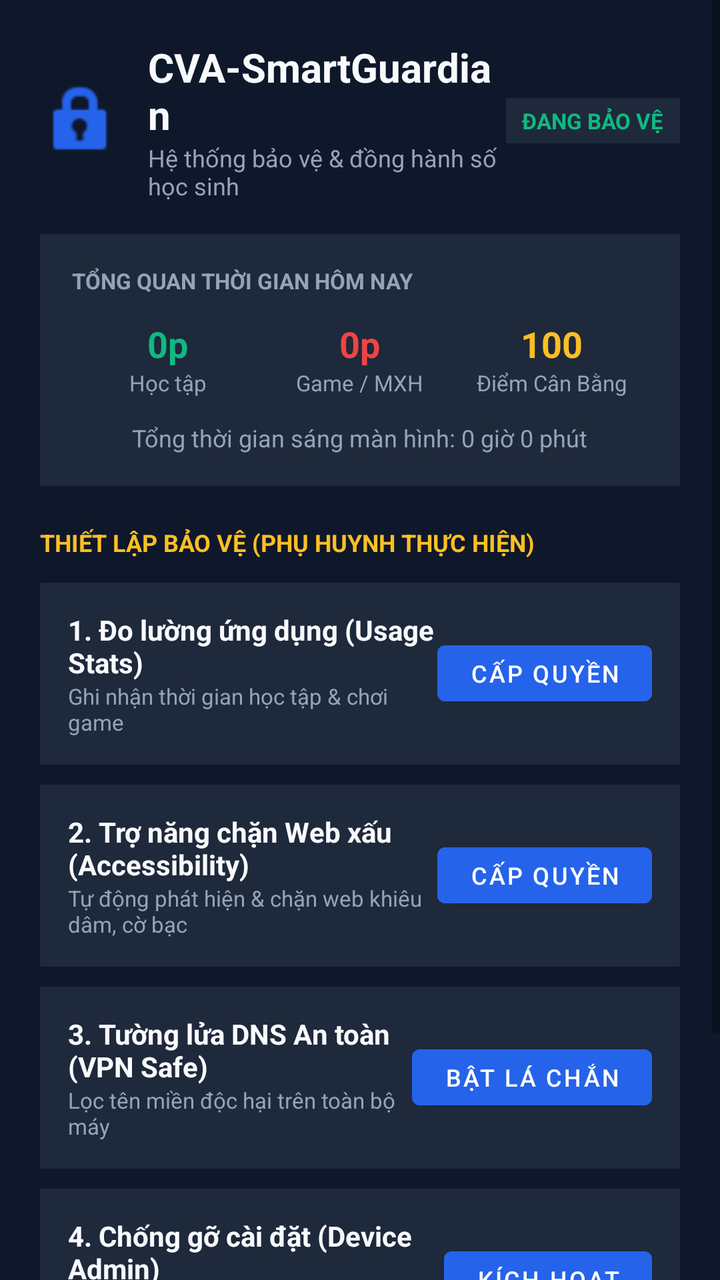
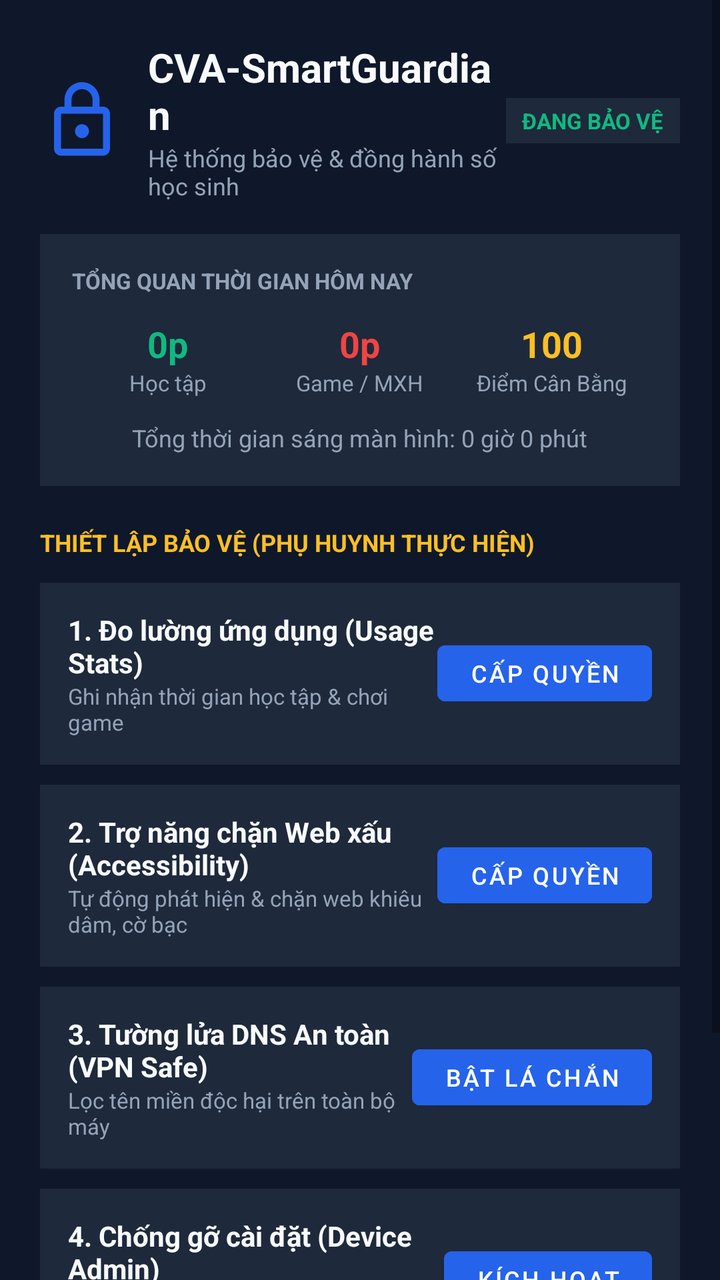

Two renders of the same Android screen: before a commit and after it. Below are the layout's source before the change and the commit's diff.
<!-- AndroidManifest.xml: application theme Theme.Material3.DayNight.NoActionBar -->
<!-- res/layout/activity_main.xml -->
<?xml version="1.0" encoding="utf-8"?>
<ScrollView xmlns:android="http://schemas.android.com/apk/res/android"
    android:layout_width="match_parent"
    android:layout_height="match_parent"
    android:background="@color/background"
    android:fillViewport="true">

    <LinearLayout
        android:layout_width="match_parent"
        android:layout_height="wrap_content"
        android:orientation="vertical"
        android:padding="20dp">

        
        <LinearLayout
            android:layout_width="match_parent"
            android:layout_height="wrap_content"
            android:orientation="horizontal"
            android:gravity="center_vertical"
            android:layout_marginBottom="16dp">

            <ImageView
                android:layout_width="42dp"
                android:layout_height="42dp"
                android:src="@android:drawable/ic_lock_idle_lock"
                android:tint="@color/primary"
                android:contentDescription="Logo"
                android:layout_marginEnd="12dp" />

            <LinearLayout
                android:layout_width="0dp"
                android:layout_height="wrap_content"
                android:layout_weight="1"
                android:orientation="vertical">

                <TextView
                    android:layout_width="wrap_content"
                    android:layout_height="wrap_content"
                    android:text="CVA-SmartGuardian"
                    android:textColor="@color/text_main"
                    android:textSize="20sp"
                    android:textStyle="bold" />

                <TextView
                    android:layout_width="wrap_content"
                    android:layout_height="wrap_content"
                    android:text="Hệ thống bảo vệ &amp; đồng hành số học sinh"
                    android:textColor="@color/text_muted"
                    android:textSize="12sp" />
            </LinearLayout>

            <TextView
                android:id="@+id/tvLiveStatusBadge"
                android:layout_width="wrap_content"
                android:layout_height="wrap_content"
                android:text="ĐANG BẢO VỆ"
                android:textColor="@color/success"
                android:textSize="11sp"
                android:textStyle="bold"
                android:background="@color/surface"
                android:paddingLeft="8dp"
                android:paddingRight="8dp"
                android:paddingTop="4dp"
                android:paddingBottom="4dp" />
        </LinearLayout>

        
        <LinearLayout
            android:layout_width="match_parent"
            android:layout_height="wrap_content"
            android:orientation="vertical"
            android:background="@color/surface"
            android:padding="16dp"
            android:layout_marginBottom="20dp">

            <TextView
                android:layout_width="wrap_content"
                android:layout_height="wrap_content"
                android:text="TỔNG QUAN THỜI GIAN HÔM NAY"
                android:textColor="@color/text_muted"
                android:textSize="11sp"
                android:textStyle="bold"
                android:layout_marginBottom="12dp" />

            <LinearLayout
                android:layout_width="match_parent"
                android:layout_height="wrap_content"
                android:orientation="horizontal"
                android:weightSum="3"
                android:layout_marginBottom="12dp">

                <LinearLayout
                    android:layout_width="0dp"
                    android:layout_height="wrap_content"
                    android:layout_weight="1"
                    android:orientation="vertical"
                    android:gravity="center">

                    <TextView
                        android:id="@+id/tvStudyTime"
                        android:layout_width="wrap_content"
                        android:layout_height="wrap_content"
                        android:text="0p"
                        android:textColor="@color/success"
                        android:textSize="18sp"
                        android:textStyle="bold" />

                    <TextView
                        android:layout_width="wrap_content"
                        android:layout_height="wrap_content"
                        android:text="Học tập"
                        android:textColor="@color/text_muted"
                        android:textSize="11sp" />
                </LinearLayout>

                <LinearLayout
                    android:layout_width="0dp"
                    android:layout_height="wrap_content"
                    android:layout_weight="1"
                    android:orientation="vertical"
                    android:gravity="center">

                    <TextView
                        android:id="@+id/tvGameTime"
                        android:layout_width="wrap_content"
                        android:layout_height="wrap_content"
                        android:text="0p"
                        android:textColor="@color/danger"
                        android:textSize="18sp"
                        android:textStyle="bold" />

                    <TextView
                        android:layout_width="wrap_content"
                        android:layout_height="wrap_content"
                        android:text="Game / MXH"
                        android:textColor="@color/text_muted"
                        android:textSize="11sp" />
                </LinearLayout>

                <LinearLayout
                    android:layout_width="0dp"
                    android:layout_height="wrap_content"
                    android:layout_weight="1"
                    android:orientation="vertical"
                    android:gravity="center">

                    <TextView
                        android:id="@+id/tvBalanceScore"
                        android:layout_width="wrap_content"
                        android:layout_height="wrap_content"
                        android:text="100"
                        android:textColor="@color/accent_gold"
                        android:textSize="18sp"
                        android:textStyle="bold" />

                    <TextView
                        android:layout_width="wrap_content"
                        android:layout_height="wrap_content"
                        android:text="Điểm Cân Bằng"
                        android:textColor="@color/text_muted"
                        android:textSize="11sp" />
                </LinearLayout>
            </LinearLayout>

            <TextView
                android:id="@+id/tvTotalScreenTime"
                android:layout_width="wrap_content"
                android:layout_height="wrap_content"
                android:text="Tổng thời gian sáng màn hình: 0 giờ 0 phút"
                android:textColor="@color/text_muted"
                android:textSize="12sp"
                android:layout_gravity="center_horizontal" />
        </LinearLayout>

        
        <TextView
            android:layout_width="wrap_content"
            android:layout_height="wrap_content"
            android:text="THIẾT LẬP BẢO VỆ (PHỤ HUYNH THỰC HIỆN)"
            android:textColor="@color/accent_gold"
            android:textSize="12sp"
            android:textStyle="bold"
            android:layout_marginBottom="12dp" />

        
        <LinearLayout
            android:layout_width="match_parent"
            android:layout_height="wrap_content"
            android:orientation="horizontal"
            android:gravity="center_vertical"
            android:background="@color/surface"
            android:padding="14dp"
            android:layout_marginBottom="10dp">

            <LinearLayout
                android:layout_width="0dp"
                android:layout_height="wrap_content"
                android:layout_weight="1"
                android:orientation="vertical">

                <TextView
                    android:layout_width="wrap_content"
                    android:layout_height="wrap_content"
                    android:text="1. Đo lường ứng dụng (Usage Stats)"
                    android:textColor="@color/text_main"
                    android:textSize="14sp"
                    android:textStyle="bold" />

                <TextView
                    android:layout_width="wrap_content"
                    android:layout_height="wrap_content"
                    android:text="Ghi nhận thời gian học tập &amp; chơi game"
                    android:textColor="@color/text_muted"
                    android:textSize="11sp" />
            </LinearLayout>

            <Button
                android:id="@+id/btnPermissionUsage"
                android:layout_width="wrap_content"
                android:layout_height="40dp"
                android:text="Cấp Quyền"
                android:textColor="@color/on_primary"
                android:backgroundTint="@color/primary"
                android:textSize="12sp" />
        </LinearLayout>

        
        <LinearLayout
            android:layout_width="match_parent"
            android:layout_height="wrap_content"
            android:orientation="horizontal"
            android:gravity="center_vertical"
            android:background="@color/surface"
            android:padding="14dp"
            android:layout_marginBottom="10dp">

            <LinearLayout
                android:layout_width="0dp"
                android:layout_height="wrap_content"
                android:layout_weight="1"
                android:orientation="vertical">

                <TextView
                    android:layout_width="wrap_content"
                    android:layout_height="wrap_content"
                    android:text="2. Trợ năng chặn Web xấu (Accessibility)"
                    android:textColor="@color/text_main"
                    android:textSize="14sp"
                    android:textStyle="bold" />

                <TextView
                    android:layout_width="wrap_content"
                    android:layout_height="wrap_content"
                    android:text="Tự động phát hiện &amp; chặn web khiêu dâm, cờ bạc"
                    android:textColor="@color/text_muted"
                    android:textSize="11sp" />
            </LinearLayout>

            <Button
                android:id="@+id/btnPermissionAccessibility"
                android:layout_width="wrap_content"
                android:layout_height="40dp"
                android:text="Cấp Quyền"
                android:textColor="@color/on_primary"
                android:backgroundTint="@color/primary"
                android:textSize="12sp" />
        </LinearLayout>

        
        <LinearLayout
            android:layout_width="match_parent"
            android:layout_height="wrap_content"
            android:orientation="horizontal"
            android:gravity="center_vertical"
            android:background="@color/surface"
            android:padding="14dp"
            android:layout_marginBottom="10dp">

            <LinearLayout
                android:layout_width="0dp"
                android:layout_height="wrap_content"
                android:layout_weight="1"
                android:orientation="vertical">

                <TextView
                    android:layout_width="wrap_content"
                    android:layout_height="wrap_content"
                    android:text="3. Tường lửa DNS An toàn (VPN Safe)"
                    android:textColor="@color/text_main"
                    android:textSize="14sp"
                    android:textStyle="bold" />

                <TextView
                    android:layout_width="wrap_content"
                    android:layout_height="wrap_content"
                    android:text="Lọc tên miền độc hại trên toàn bộ máy"
                    android:textColor="@color/text_muted"
                    android:textSize="11sp" />
            </LinearLayout>

            <Button
                android:id="@+id/btnToggleVpn"
                android:layout_width="wrap_content"
                android:layout_height="40dp"
                android:text="Bật Lá Chắn"
                android:textColor="@color/on_primary"
                android:backgroundTint="@color/primary"
                android:textSize="12sp" />
        </LinearLayout>

        
        <LinearLayout
            android:layout_width="match_parent"
            android:layout_height="wrap_content"
            android:orientation="horizontal"
            android:gravity="center_vertical"
            android:background="@color/surface"
            android:padding="14dp"
            android:layout_marginBottom="24dp">

            <LinearLayout
                android:layout_width="0dp"
                android:layout_height="wrap_content"
                android:layout_weight="1"
                android:orientation="vertical">

                <TextView
                    android:layout_width="wrap_content"
                    android:layout_height="wrap_content"
                    android:text="4. Chống gỡ cài đặt (Device Admin)"
                    android:textColor="@color/text_main"
                    android:textSize="14sp"
                    android:textStyle="bold" />

                <TextView
                    android:layout_width="wrap_content"
                    android:layout_height="wrap_content"
                    android:text="Yêu cầu mã PIN cha mẹ nếu học sinh muốn gỡ app"
                    android:textColor="@color/text_muted"
                    android:textSize="11sp" />
            </LinearLayout>

            <Button
                android:id="@+id/btnPermissionAdmin"
                android:layout_width="wrap_content"
                android:layout_height="40dp"
                android:text="Kích Hoạt"
                android:textColor="@color/on_primary"
                android:backgroundTint="@color/primary"
                android:textSize="12sp" />
        </LinearLayout>

        
        <Button
            android:id="@+id/btnOpenDashboard"
            android:layout_width="match_parent"
            android:layout_height="52dp"
            android:text="Xem Báo Cáo Phụ Huynh Trực Tiếp (Web)"
            android:textColor="@color/on_primary"
            android:backgroundTint="@color/accent_gold"
            android:textSize="14sp"
            android:textStyle="bold"
            android:layout_marginBottom="12dp" />

    </LinearLayout>
</ScrollView>
<!-- resources referenced by this layout -->
<resources>
  <color name="accent_gold">#FBBF24</color>
  <color name="background">#0F172A</color>
  <color name="danger">#EF4444</color>
  <color name="on_primary">#FFFFFF</color>
  <color name="primary">#2563EB</color>
  <color name="success">#10B981</color>
  <color name="surface">#1E293B</color>
  <color name="text_main">#F8FAFC</color>
  <color name="text_muted">#94A3B8</color>
  <style name="Theme.Material3.DayNight.NoActionBar" parent="Theme.MaterialComponents.DayNight.NoActionBar">
          <item name="colorPrimary">@color/primary</item>
          <item name="colorPrimaryVariant">@color/primary_variant</item>
          <item name="colorOnPrimary">@color/on_primary</item>
          <item name="android:windowBackground">@color/background</item>
          <item name="android:statusBarColor">@color/background</item>
      </style>
  <color name="primary_variant">#1D4ED8</color>
</resources>

<!-- the commit's change to res/layout/activity_main.xml (unified diff, before → after) -->
@@ -22,7 +22,7 @@
             <ImageView
                 android:layout_width="42dp"
                 android:layout_height="42dp"
-                android:src="@android:drawable/ic_lock_idle_lock"
+                android:src="@drawable/ic_lock"
                 android:tint="@color/primary"
                 android:contentDescription="Logo"
                 android:layout_marginEnd="12dp" />
<!-- resource entries referenced after the edit -->
@@ -9,6 +9,16 @@
   <color name="surface">#1E293B</color>
   <color name="text_main">#F8FAFC</color>
   <color name="text_muted">#94A3B8</color>
+  <!-- drawable ic_lock (drawable) -->
+  ﻿<vector xmlns:android="http://schemas.android.com/apk/res/android"
+      android:width="24dp"
+      android:height="24dp"
+      android:viewportWidth="24"
+      android:viewportHeight="24">
+      <path
+          android:fillColor="#3B82F6"
+          android:pathData="M18,8h-1V6c0,-2.76 -2.24,-5 -5,-5S7,3.24 7,6v2H6c-1.1,0 -2,0.9 -2,2v10c0,1.1 0.9,2 2,2h12c1.1,0 2,-0.9 2,-2V10c0,-1.1 -0.9,-2 -2,-2zM9,6c0,-1.66 1.34,-3 3,-3s3,1.34 3,3v2H9V6zm9,14H6V10h12v10zm-6,-3c1.1,0 2,-0.9 2,-2s-0.9,-2 -2,-2 -2,0.9 -2,2 0.9,2 2,2z" />
+  </vector>
   <style name="Theme.Material3.DayNight.NoActionBar" parent="Theme.MaterialComponents.DayNight.NoActionBar">
           <item name="colorPrimary">@color/primary</item>
           <item name="colorPrimaryVariant">@color/primary_variant</item>
